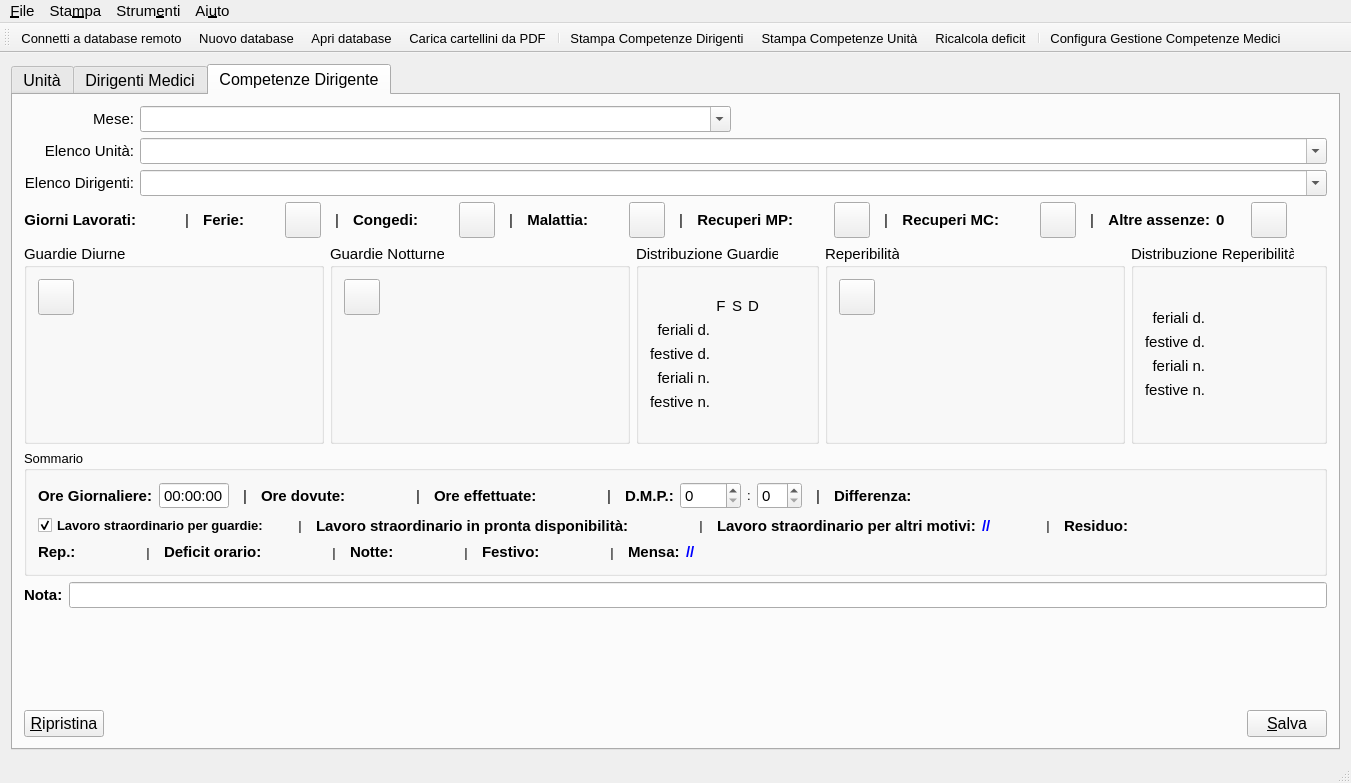
The window that mainwindow.ui (gcala/GestioneCompetenzeMedici) describes before a commit, drawn with Qt 5.
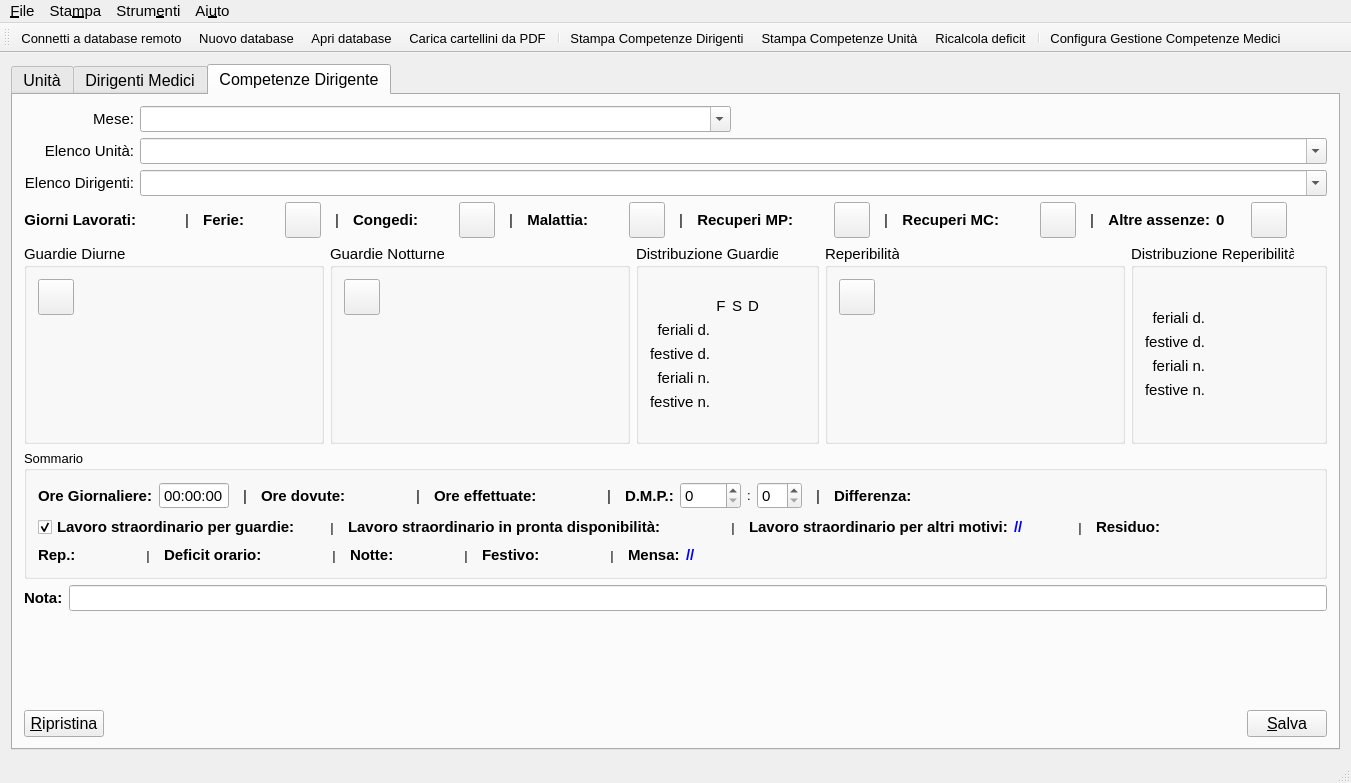
The same window after the commit. Icons and pictures are not drawn. Custom widgets are drawn as their Qt base class.

Commit message: Sistemata dimensione font

What changed in the file:
```diff
--- a/mainwindow.ui
+++ b/mainwindow.ui
@@ -2993,6 +2993,7 @@
               <widget class="QCheckBox" name="pagaStrGuardiaCB">
                <property name="font">
                 <font>
+                 <pointsize>11</pointsize>
                  <weight>75</weight>
                  <bold>true</bold>
                 </font>
```
